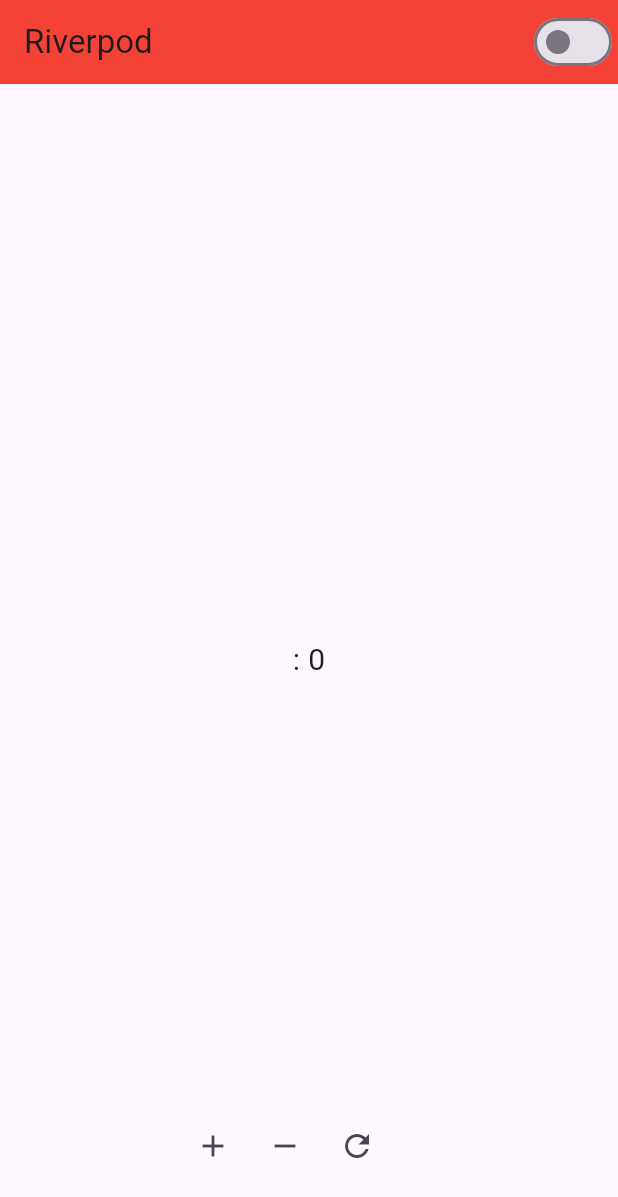
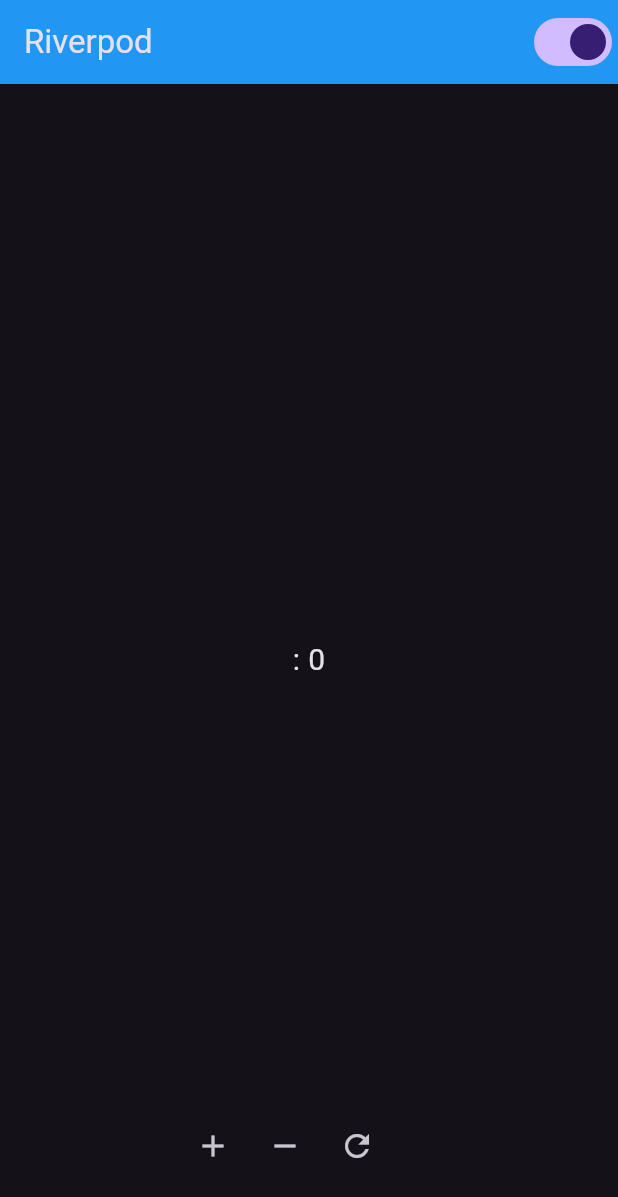
Before and after one commit to mohamednowfal07/riverpodapp, a Flutter app: the screen it shows after launch, on a phone screen of 412 x 824 dp. Shown: the top 1197 px of the screen. Run offline on Flutter 3.47's test engine with Material 3 defaults, Android fonts, the phone set to English and light mode, and no system bars; our stand-ins replace flutter_riverpod.

Commit message:
color added

```diff
--- a/lib/main.dart
+++ b/lib/main.dart
@@ -38,7 +38,7 @@ class MyHomePage extends ConsumerWidget {
     return Scaffold(
       appBar: AppBar(
         title: Text("Riverpod"),
-        backgroundColor: Colors.red,
+        backgroundColor: Colors.blue,
         actions: [
           Switch(
             onChanged: (_) {
--- a/lib/provider/theme_provider.dart
+++ b/lib/provider/theme_provider.dart
@@ -1,4 +1,4 @@
 import 'package:flutter/material.dart';
 import 'package:flutter_riverpod/flutter_riverpod.dart';
 
-final themeModeProvider = StateProvider<ThemeMode>((ref) => ThemeMode.light);
+final themeModeProvider = StateProvider<ThemeMode>((ref) => ThemeMode.dark);
```
